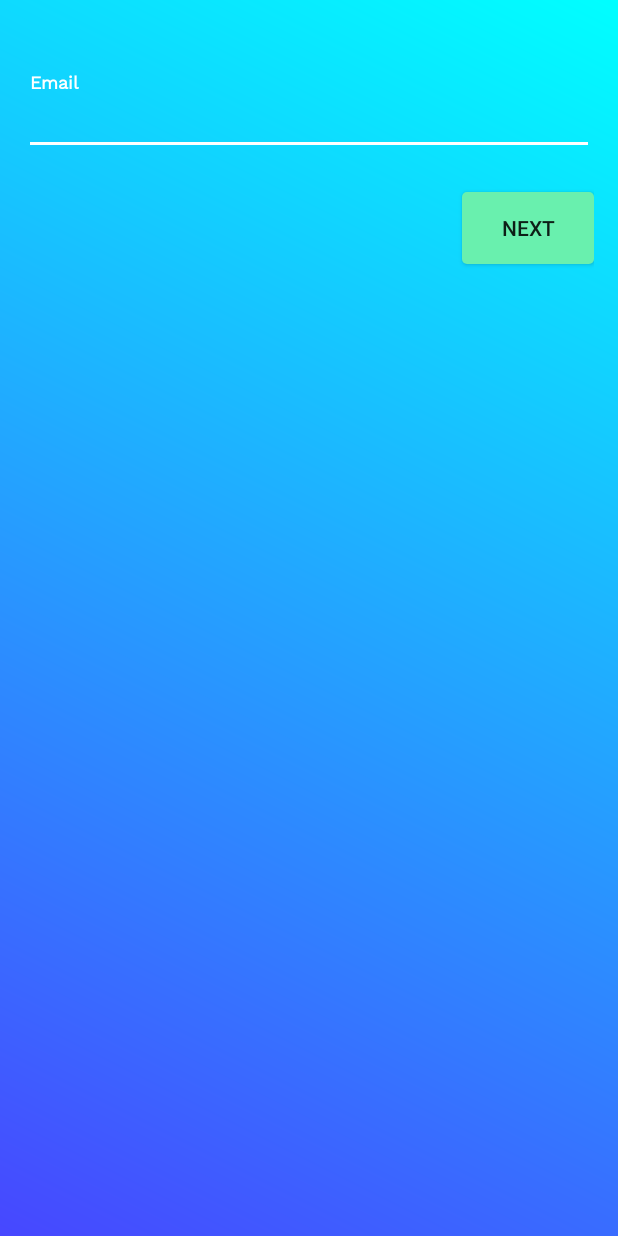
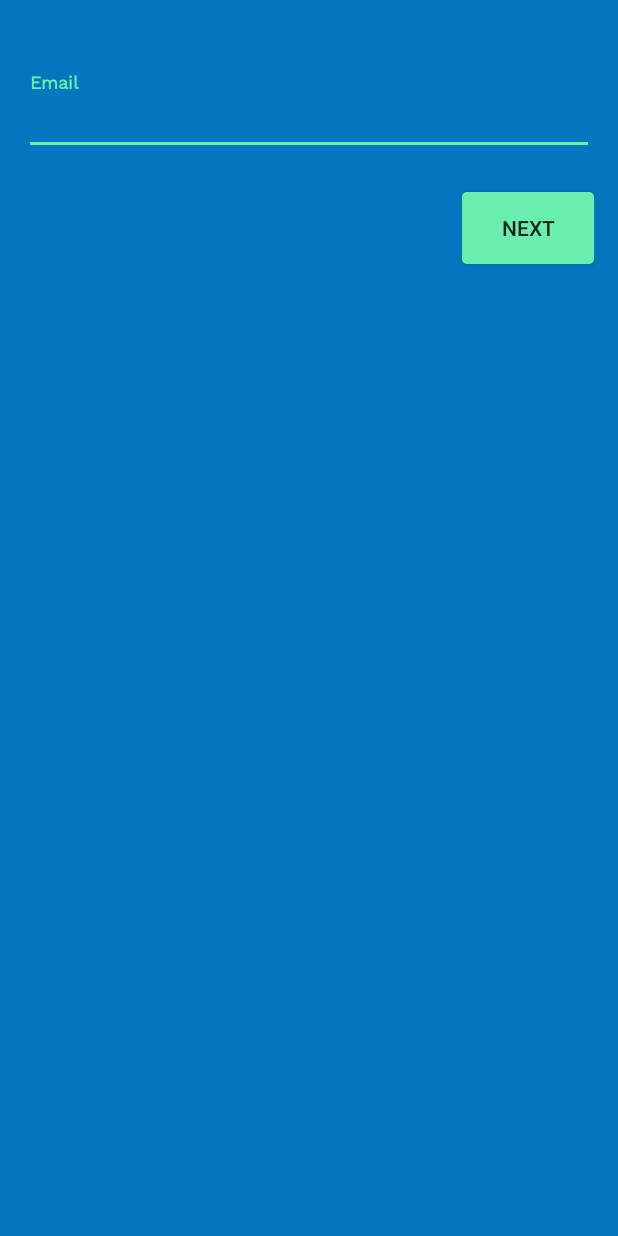
Before and after one commit to prakh25/FootballBlog, an Android app: the CheckEmailFragment screen opened directly, with no data from a screen before it, on a phone screen of 412 x 824 dp. Run offline under Robolectric (Android 15) with nearby library versions, the phone set to English and light mode, and no system bars; our stand-ins replace Firebase (no records; nobody signed in at launch, a user with empty details on screens opened directly); 2 statements that could not run were skipped.

Commit message:
Code Refactoring

```diff
--- a/authlib/src/main/res/drawable/auth_background_login_activity.xml
+++ b/authlib/src/main/res/drawable/auth_background_login_activity.xml
@@ -1,9 +1,7 @@
 <shape xmlns:android="http://schemas.android.com/apk/res/android" android:shape="rectangle" >
     <gradient
         android:type="linear"
-        android:centerX="99%"
-        android:startColor="#FFCF91FF"
-        android:centerColor="#FFB759FF"
-        android:endColor="#FFB759FF"
+        android:startColor="#FFffffff"
+        android:endColor="#FF6BAEFF"
         android:angle="90"/>
 </shape>
--- a/authlib/src/main/res/drawable/auth_background_new_user.xml
+++ b/authlib/src/main/res/drawable/auth_background_new_user.xml
@@ -1,7 +1,7 @@
 <shape xmlns:android="http://schemas.android.com/apk/res/android" android:shape="rectangle" >
     <gradient
         android:type="linear"
-        android:startColor="#FF4747FF"
-        android:endColor="#FF00ffff"
-        android:angle="45"/>
+        android:startColor="#FFFFFDFC"
+        android:endColor="#FFA4A3AD"
+        android:angle="90"/>
 </shape>
--- a/authlib/src/main/res/layout/auth_fragment_user_username_and_fullname.xml
+++ b/authlib/src/main/res/layout/auth_fragment_user_username_and_fullname.xml
@@ -14,7 +14,7 @@
         <android.support.design.widget.TextInputLayout
             android:id="@+id/username_field_layout"
             style="@style/NewUserActivityTheme.TextInputLayout.UsernameField"
-            android:paddingTop="16dp"
+            android:paddingTop="32dp"
             app:errorEnabled="true">
 
             <android.support.design.widget.TextInputEditText
--- a/authlib/src/main/res/values/colors.xml
+++ b/authlib/src/main/res/values/colors.xml
@@ -9,6 +9,9 @@
     <color name="auth_bgAnonymous">#c62828</color>
 
 
-    <color name="auth_newUserActivityPrimaryColorDark">#2ECBFF</color>
-    <color name="auth_textInputEditText">#000</color>
+    <color name="auth_newUserActivityPrimaryColorDark">#004c8c</color>
+    <color name="auth_textInputEditText">#FFF</color>
+
+    <color name="auth_loginActivityBackground">#004c8c</color>
+    <color name="auth_newUserBackground">#0277bd</color>
 </resources>
--- a/authlib/src/main/res/values/styles.xml
+++ b/authlib/src/main/res/values/styles.xml
@@ -3,8 +3,10 @@
     tools:ignore="ResourceName">
 
     <style name="LoginActivityTheme" parent="Theme.AppCompat.NoActionBar">
-        <item name="android:windowBackground">@drawable/auth_background_login_activity</item>
+        <item name="android:windowBackground">@color/auth_loginActivityBackground</item>
         <item name="android:windowIsTranslucent">true</item>
+        <item name="android:windowTranslucentStatus" tools:targetApi="kitkat">true</item>
+        <item name="android:windowTranslucentNavigation" tools:targetApi="kitkat">true</item>
     </style>
 
     <style name="LoginActivityTheme.Transparent" parent="LoginActivityTheme">
@@ -76,8 +78,8 @@
 
     <style name="NewUserActivityTheme" parent="LoginActivityTheme">
         <item name="colorPrimaryDark">@color/auth_newUserActivityPrimaryColorDark</item>
-        <item name="colorAccent">@android:color/white</item>
-        <item name="android:windowBackground">@drawable/auth_background_new_user</item>
+        <item name="colorAccent">@color/auth_bgSave</item>
+        <item name="android:windowBackground">@color/auth_newUserBackground</item>
         <item name="android:windowIsTranslucent">true</item>
     </style>
 
```
Also changed, not shown: authlib/src/main/java/com/example/authlib/ui/RegisterEmailFragment.java (+11 -23 lines), authlib/src/main/res/layout/auth_activity_method_picker.xml (+4 -30 lines).
